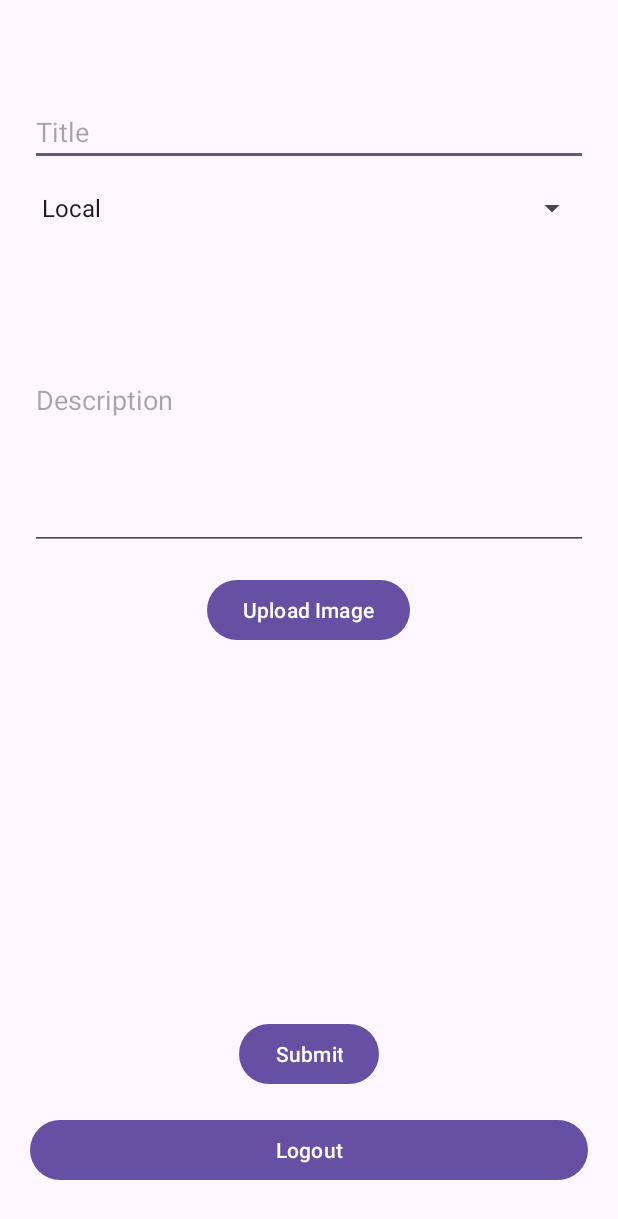
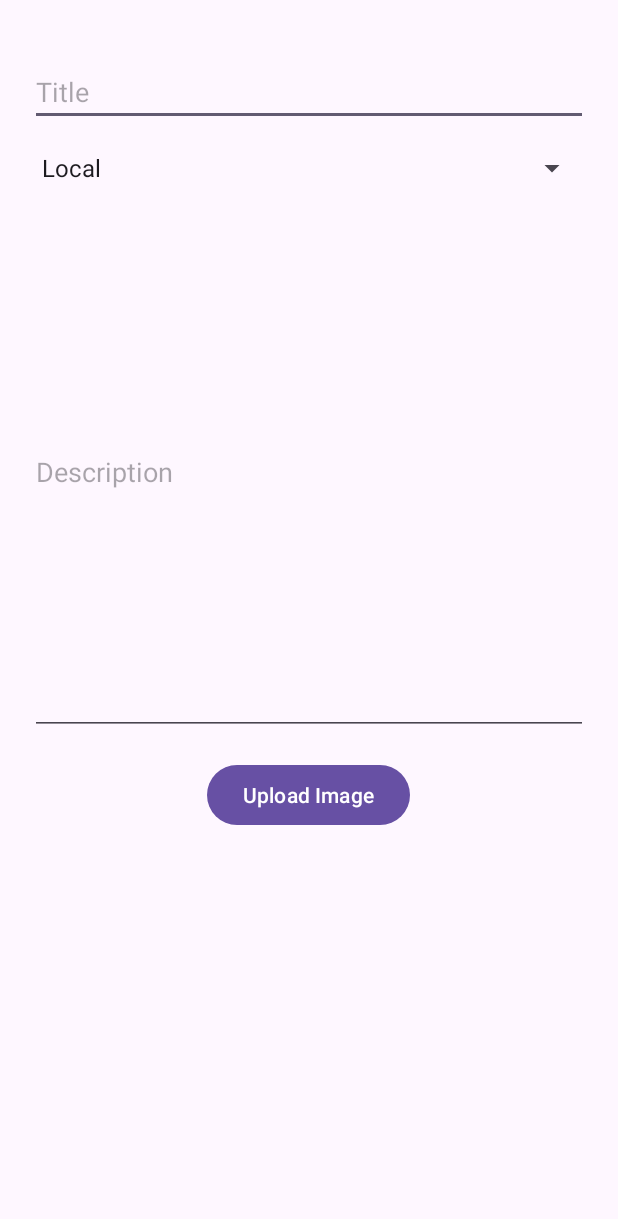
Before and after one commit to EshanAk-dev/NewsPulse, an Android app: the ReporterActivity screen opened directly, with no data from a screen before it, on a phone screen of 412 x 824 dp. Shown: the top 1219 px of the screen. Run offline under Robolectric (Android 15) with nearby library versions, the phone set to English and light mode, and no system bars; our stand-ins replace Firebase (no records; nobody signed in at launch, a user with empty details on screens opened directly).

Commit message:
Update activity_reporter.xml

```diff
--- a/app/src/main/res/layout/activity_reporter.xml
+++ b/app/src/main/res/layout/activity_reporter.xml
@@ -29,7 +29,7 @@
     <EditText
         android:id="@+id/et_Description"
         android:layout_width="match_parent"
-        android:layout_height="200dp"
+        android:layout_height="350dp"
         android:hint="Description"
         android:inputType="textMultiLine"
         android:layout_marginTop="16dp" />
```
